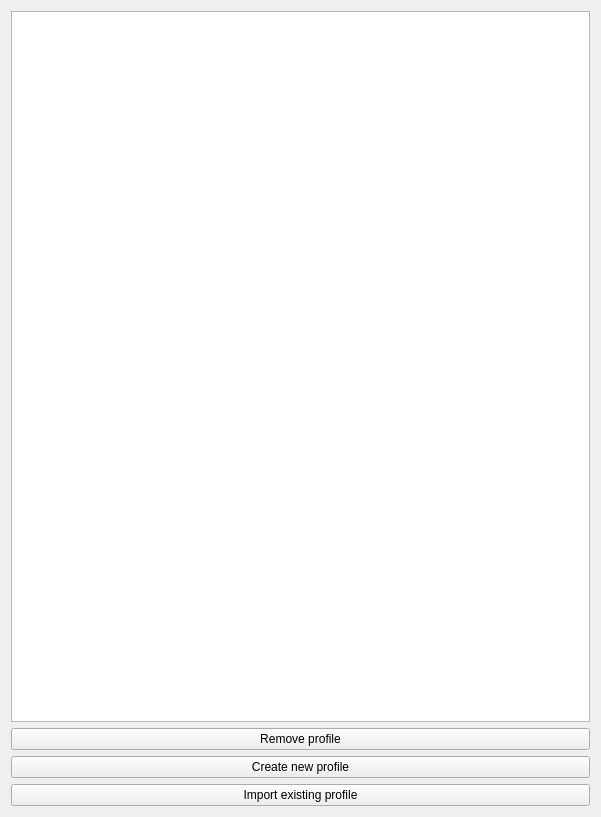
This is OneDriveGUI/ui/settings.ui in bpozdena/OneDriveGUI as Qt 5 draws it before an edit. The edited form follows.
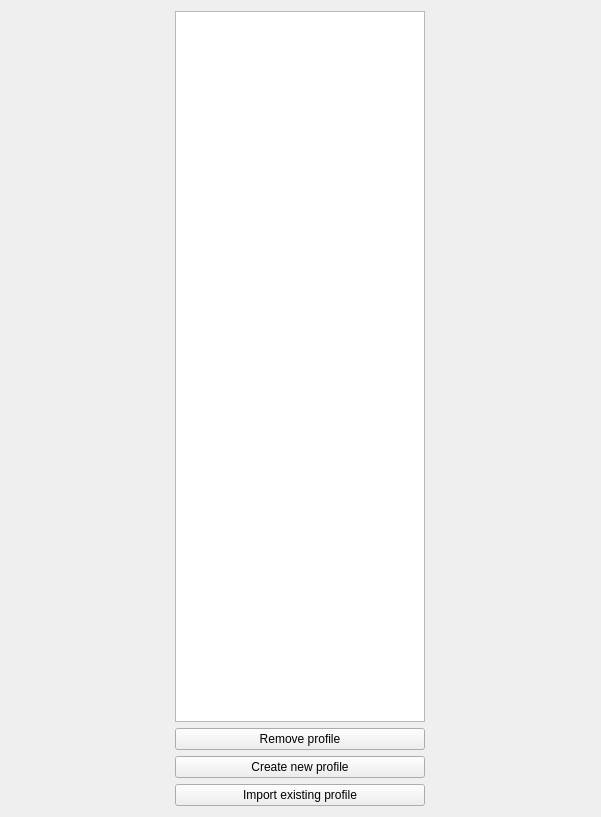
This is the edited form.

What changed in the file:
```diff
--- a/OneDriveGUI/ui/settings.ui
+++ b/OneDriveGUI/ui/settings.ui
@@ -26,6 +26,12 @@
            <height>0</height>
           </size>
          </property>
+         <property name="maximumSize">
+          <size>
+           <width>250</width>
+           <height>16777215</height>
+          </size>
+         </property>
         </widget>
        </item>
        <item>
```
